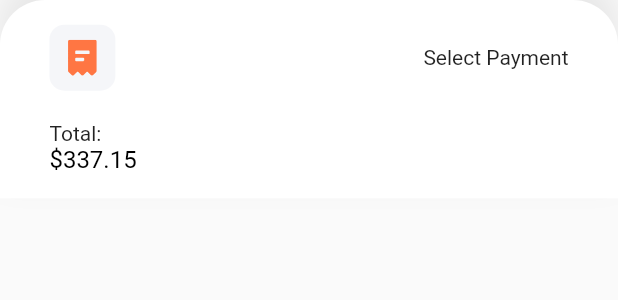
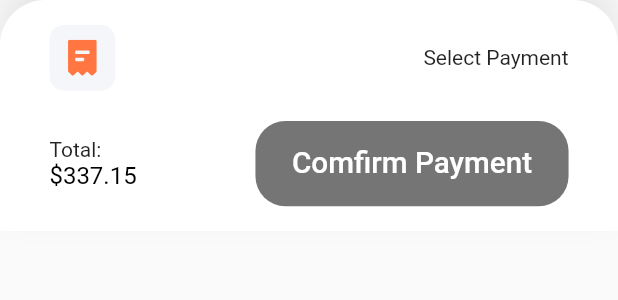
Before and after one commit to Pipeparin12/CSC291_BookStoreApp, a Flutter app: the CheckoutsCard widget shown alone on an empty page, opened directly, on a phone screen of 412 x 824 dp. Shown: the top 300 px of the screen. Run offline on Flutter 3.47's test engine with Material 2 defaults, Android fonts, the phone set to English and light mode, and no system bars; our stand-ins replace flutter_svg, google_fonts; missing offline and left inert: dart:js.

Commit message:
add buttom

```diff
--- a/bookstoreapp291/lib/constants.dart
+++ b/bookstoreapp291/lib/constants.dart
@@ -6,7 +6,10 @@ const kPrimaryLightColor = Color(0xFFFFECDF);
 const kPrimaryGradientColor = LinearGradient(
   begin: Alignment.topLeft,
   end: Alignment.bottomRight,
-  colors: [Color(0xFF757575), Color(0xFFFFECDF)],
+  colors: [
+    Color.fromARGB(255, 214, 112, 112),
+    Color.fromARGB(255, 202, 93, 20)
+  ],
 );
 const kSecondaryColor = Color(0xFF979797);
 const kTextColor = Color(0xFF757575);
--- a/bookstoreapp291/lib/screen/Chechout/components/check_out_cards.dart
+++ b/bookstoreapp291/lib/screen/Chechout/components/check_out_cards.dart
@@ -1,3 +1,4 @@
+import 'package:bookstoreapp291/widget/bottomNavBar.dart';
 import 'package:flutter/material.dart';
 import 'package:flutter_svg/flutter_svg.dart';
 import 'package:bookstoreapp291/components/default_button.dart';
@@ -97,14 +98,16 @@ class CheckoutsCardState extends State<CheckoutsCard> {
                     ],
                   ),
                 ),
-                //    SizedBox(
-                //    width: getProportionateScreenWidth(190),
-                //     child: DefaultButton(
-                //       text: "Comfirm Payment",
-                //       press: () =>
-                //         Navigator.pushNamed(context, HomeScreen.routeName),
-                //    ),
-                //      ),
+                SizedBox(
+                  width: getProportionateScreenWidth(190),
+                  child: DefaultButton(
+                    text: "Comfirm Payment",
+                    press: () => Navigator.push(
+                        context,
+                        MaterialPageRoute(
+                            builder: (context) => BottomNavBar())),
+                  ),
+                ),
               ],
             ),
           ],
```
